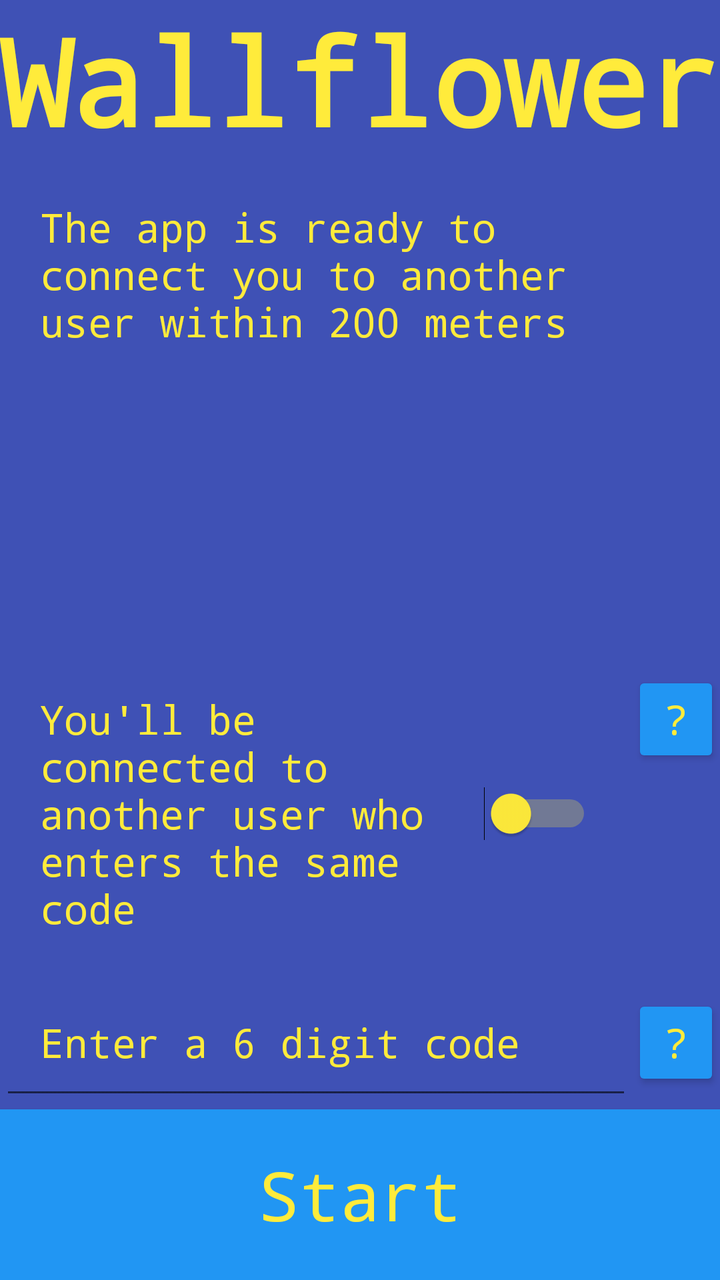
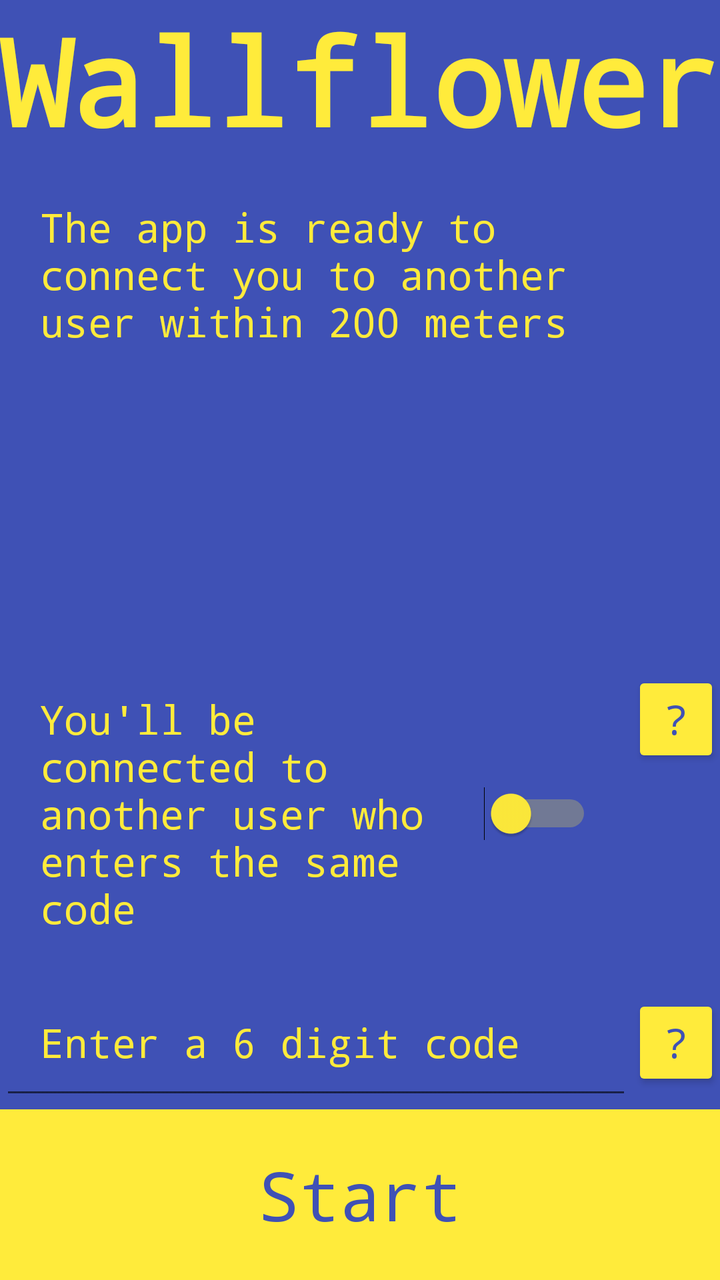

Compare the two renders of this Android layout. The source of the first and the diff that turns it into the second are given below.
<!-- AndroidManifest.xml: application theme Theme.AppCompat.Light.NoActionBar -->
<!-- res/layout/activity_main.xml -->
<?xml version="1.0" encoding="utf-8"?>
<androidx.constraintlayout.widget.ConstraintLayout xmlns:android="http://schemas.android.com/apk/res/android"
    xmlns:app="http://schemas.android.com/apk/res-auto"
    xmlns:tools="http://schemas.android.com/tools"
    android:layout_width="match_parent"
    android:layout_height="match_parent"
    tools:context=".MainActivity">

    <LinearLayout
        android:id="@+id/titleLayout"
        android:layout_width="match_parent"
        android:layout_height="0dp"
        android:background="@color/dark_blue"
        android:orientation="vertical"
        app:layout_constraintBottom_toTopOf="@+id/mainLayout"
        app:layout_constraintEnd_toEndOf="parent"
        app:layout_constraintStart_toStartOf="parent"
        app:layout_constraintTop_toTopOf="parent">

        <TextView
            android:id="@+id/mainTitle"
            android:layout_width="match_parent"
            android:layout_height="wrap_content"
            android:fontFamily="monospace"
            android:text="@string/main_title"
            android:textAlignment="center"
            android:textColor="@color/yellow"
            android:textSize="60sp"
            android:textStyle="bold" />

        <TextView
            android:id="@+id/mainNotify"
            android:layout_width="match_parent"
            android:layout_height="wrap_content"
            android:fontFamily="monospace"
            android:padding="20sp"
            android:text="@string/main_label"
            android:textAlignment="textStart"
            android:textColor="@color/yellow"
            android:textSize="20sp" />
    </LinearLayout>

    <LinearLayout
        android:id="@+id/mainLayout"
        android:layout_width="0dp"
        android:layout_height="wrap_content"
        android:background="@color/dark_blue"
        android:gravity="center_horizontal"
        android:orientation="vertical"
        app:layout_constraintBottom_toBottomOf="parent"
        app:layout_constraintEnd_toEndOf="parent"
        app:layout_constraintStart_toStartOf="parent"
        app:layout_constraintTop_toBottomOf="@+id/titleLayout">

        <LinearLayout
            android:id="@+id/switchLayout"
            android:layout_width="match_parent"
            android:layout_height="wrap_content"
            android:orientation="horizontal">

            <Switch
                android:id="@+id/broadcastSwitch"
                android:layout_width="match_parent"
                android:layout_height="wrap_content"
                android:layout_weight="1"
                android:checked="false"
                android:fontFamily="monospace"
                android:onClick="toggleBroadcast"
                android:padding="20sp"
                android:text="@string/broadcast_off"
                android:textAlignment="textStart"
                android:textColor="@color/yellow"
                android:textSize="20sp"
                android:thumbTint="@color/yellow"
                android:trackTint="@color/yellow" />

            <Button
                android:id="@+id/switchInfo"
                android:layout_width="wrap_content"
                android:layout_height="wrap_content"
                android:layout_weight="1"
                android:backgroundTint="@color/light_blue"
                android:fontFamily="monospace"
                android:onClick="showSwitchInfo"
                android:text="@string/info_mark"
                android:textColor="@color/yellow"
                android:textSize="20sp" />
        </LinearLayout>

        <LinearLayout
            android:id="@+id/codeLayout"
            android:layout_width="match_parent"
            android:layout_height="wrap_content"
            android:orientation="horizontal">

            <EditText
                android:id="@+id/codeInput"
                android:layout_width="match_parent"
                android:layout_height="wrap_content"
                android:layout_weight="1"
                android:fontFamily="monospace"
                android:hint="@string/code_hint"
                android:inputType="numberPassword"
                android:maxLength="6"
                android:padding="20sp"
                android:textAlignment="textStart"
                android:textColor="@color/yellow"
                android:textColorHint="@color/yellow"
                android:textSize="20sp" />

            <Button
                android:id="@+id/codeInfo"
                android:layout_width="wrap_content"
                android:layout_height="wrap_content"
                android:layout_weight="1"
                android:backgroundTint="@color/light_blue"
                android:fontFamily="monospace"
                android:onClick="showCodeInfo"
                android:text="@string/info_mark"
                android:textColor="@color/yellow"
                android:textSize="20sp" />
        </LinearLayout>

        <Button
            android:id="@+id/discoverButton"
            android:layout_width="match_parent"
            android:layout_height="wrap_content"
            android:background="@color/light_blue"
            android:fontFamily="monospace"
            android:onClick="discover"
            android:padding="20sp"
            android:text="@string/discover_button"
            android:textAllCaps="false"
            android:textColor="@color/yellow"
            android:textSize="34sp" />

        <Button
            android:id="@+id/cancelButton"
            android:layout_width="match_parent"
            android:layout_height="wrap_content"
            android:background="@color/light_blue"
            android:fontFamily="monospace"
            android:onClick="cancelDiscover"
            android:padding="10sp"
            android:text="@string/cancel_button"
            android:textAllCaps="false"
            android:textColor="@color/yellow"
            android:textSize="34sp"
            android:visibility="gone" />

    </LinearLayout>

</androidx.constraintlayout.widget.ConstraintLayout>
<!-- resources referenced by this layout -->
<resources>
  <color name="dark_blue">#FF3F51B5</color>
  <color name="light_blue">#FF2196F3</color>
  <color name="yellow">#FFFFEB3B</color>
  <string name="broadcast_off">You\'ll be connected to another user who enters the same code</string>
  <string name="cancel_button">Stop</string>
  <string name="code_hint">Enter a 6 digit code</string>
  <string name="discover_button">Start</string>
  <string name="info_mark">\?</string>
  <string name="main_label">The app is ready to connect you to another user within 200 meters</string>
  <string name="main_title">Wallflower</string>
</resources>

<!-- the commit's change to res/layout/activity_main.xml (unified diff, before → after) -->
@@ -79,12 +79,13 @@
                 android:layout_width="wrap_content"
                 android:layout_height="wrap_content"
                 android:layout_weight="1"
-                android:backgroundTint="@color/light_blue"
+                android:backgroundTint="@color/yellow"
                 android:fontFamily="monospace"
                 android:onClick="showSwitchInfo"
                 android:text="@string/info_mark"
-                android:textColor="@color/yellow"
-                android:textSize="20sp" />
+                android:textColor="@color/dark_blue"
+                android:textSize="20sp"
+                tools:ignore="DuplicateSpeakableTextCheck" />
         </LinearLayout>
 
         <LinearLayout
@@ -106,18 +107,19 @@
                 android:textAlignment="textStart"
                 android:textColor="@color/yellow"
                 android:textColorHint="@color/yellow"
-                android:textSize="20sp" />
+                android:textSize="20sp"
+                android:importantForAutofill="no" />
 
             <Button
                 android:id="@+id/codeInfo"
                 android:layout_width="wrap_content"
                 android:layout_height="wrap_content"
                 android:layout_weight="1"
-                android:backgroundTint="@color/light_blue"
+                android:backgroundTint="@color/yellow"
                 android:fontFamily="monospace"
                 android:onClick="showCodeInfo"
                 android:text="@string/info_mark"
-                android:textColor="@color/yellow"
+                android:textColor="@color/dark_blue"
                 android:textSize="20sp" />
         </LinearLayout>
 
@@ -125,26 +127,26 @@
             android:id="@+id/discoverButton"
             android:layout_width="match_parent"
             android:layout_height="wrap_content"
-            android:background="@color/light_blue"
+            android:background="@color/yellow"
             android:fontFamily="monospace"
             android:onClick="discover"
             android:padding="20sp"
             android:text="@string/discover_button"
             android:textAllCaps="false"
-            android:textColor="@color/yellow"
+            android:textColor="@color/dark_blue"
             android:textSize="34sp" />
 
         <Button
             android:id="@+id/cancelButton"
             android:layout_width="match_parent"
             android:layout_height="wrap_content"
-            android:background="@color/light_blue"
+            android:background="@color/yellow"
             android:fontFamily="monospace"
             android:onClick="cancelDiscover"
-            android:padding="10sp"
+            android:padding="20sp"
             android:text="@string/cancel_button"
             android:textAllCaps="false"
-            android:textColor="@color/yellow"
+            android:textColor="@color/dark_blue"
             android:textSize="34sp"
             android:visibility="gone" />
 
<!-- resource entries referenced after the edit -->
@@ -1,7 +1,6 @@
 <!-- resources referenced by this layout -->
 <resources>
   <color name="dark_blue">#FF3F51B5</color>
-  <color name="light_blue">#FF2196F3</color>
   <color name="yellow">#FFFFEB3B</color>
   <string name="broadcast_off">You\'ll be connected to another user who enters the same code</string>
   <string name="cancel_button">Stop</string>
